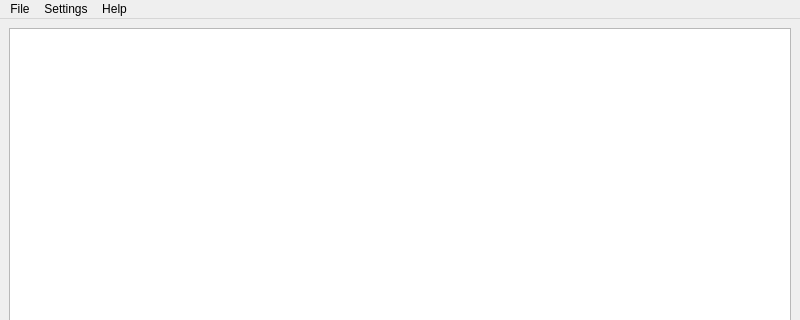
Qt form mainwindow.ui (bulkware/bwenc) before a commit; both pictures show x 0 to 800 and y 0 to 320 of the 800 by 600 pixel window.
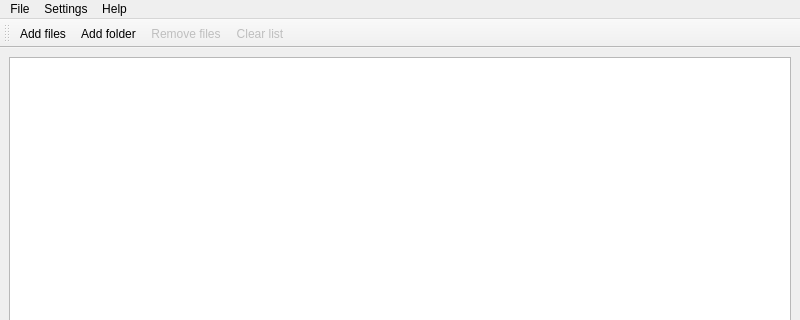
The same form after that commit.

The edit to the form file:
```diff
--- a/mainwindow.ui
+++ b/mainwindow.ui
@@ -145,6 +145,24 @@
    <addaction name="menuHelp"/>
   </widget>
   <widget class="QStatusBar" name="statusBar"/>
+  <widget class="QToolBar" name="toolBar">
+   <property name="windowTitle">
+    <string>toolBar</string>
+   </property>
+   <property name="toolButtonStyle">
+    <enum>Qt::ToolButtonTextUnderIcon</enum>
+   </property>
+   <attribute name="toolBarArea">
+    <enum>TopToolBarArea</enum>
+   </attribute>
+   <attribute name="toolBarBreak">
+    <bool>false</bool>
+   </attribute>
+   <addaction name="actionAddFiles"/>
+   <addaction name="actionAddFolder"/>
+   <addaction name="actionRemoveFiles"/>
+   <addaction name="actionClearList"/>
+  </widget>
   <action name="actionQuit">
    <property name="text">
     <string>Quit</string>
@@ -163,9 +181,12 @@
     <string>Add folder</string>
    </property>
   </action>
-  <action name="actionClearFileList">
+  <action name="actionClearList">
+   <property name="enabled">
+    <bool>false</bool>
+   </property>
    <property name="text">
-    <string>Clear file list</string>
+    <string>Clear list</string>
    </property>
    <property name="toolTip">
     <string>Clear file list</string>
@@ -181,6 +202,17 @@
     <string>Maximum file size...</string>
    </property>
   </action>
+  <action name="actionRemoveFiles">
+   <property name="enabled">
+    <bool>false</bool>
+   </property>
+   <property name="text">
+    <string>Remove files</string>
+   </property>
+   <property name="toolTip">
+    <string>Remove files</string>
+   </property>
+  </action>
  </widget>
  <resources/>
  <connections/>
```
Left out of the diff: 6 changed lines with no effect on the pictures.
